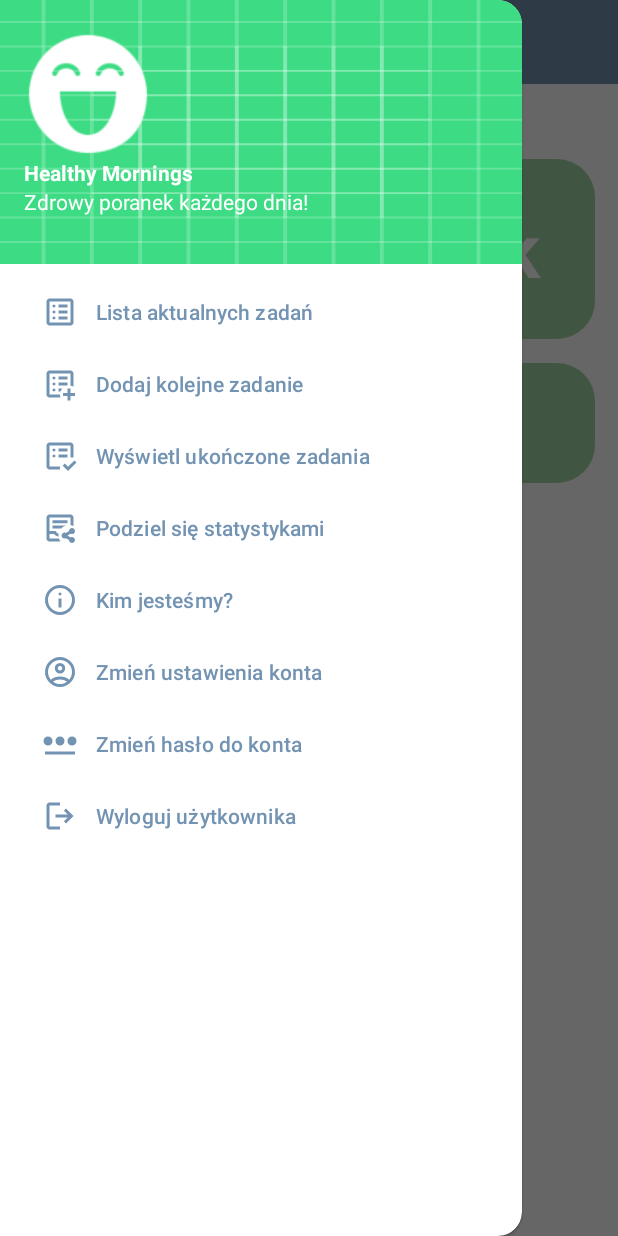
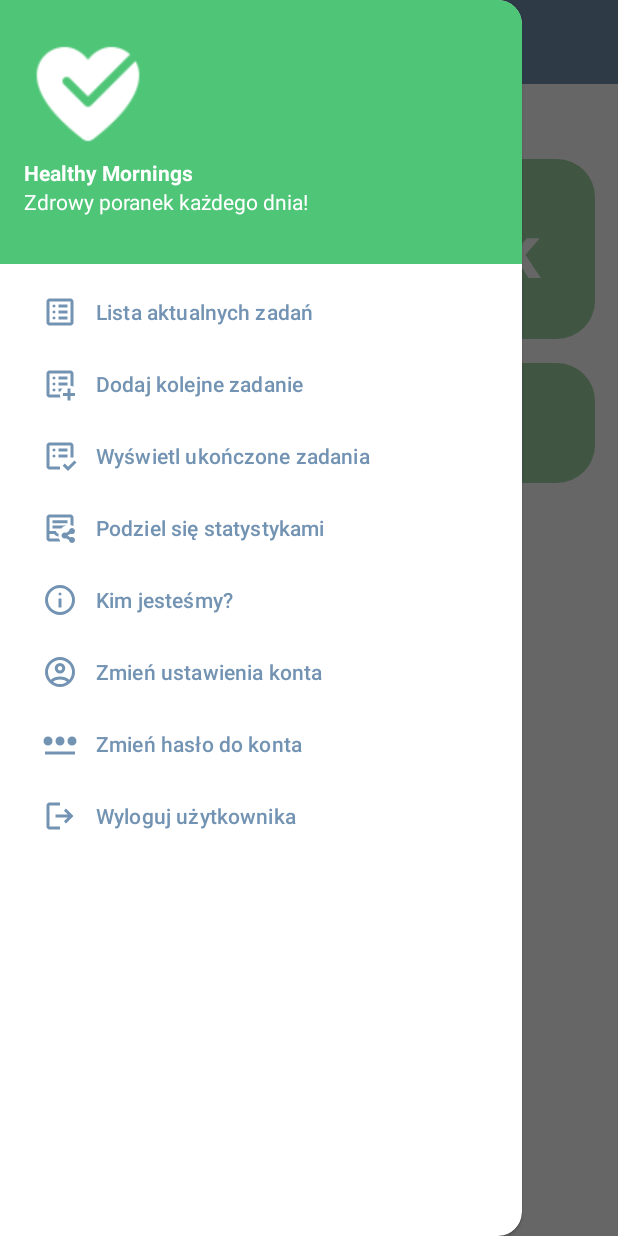
Before and after one commit to 38039/Healthy-Mornings-Android, an Android app: the TaskListFragment screen opened directly, with no data from a screen before it, with the side drawer open, on a phone screen of 412 x 824 dp. Run offline under Robolectric (Android 15) with nearby library versions, the phone set to English and light mode, and no system bars.

Commit message:
zmiana na jezyk polski

```diff
--- a/app/src/main/res/layout/activity_gratulation.xml
+++ b/app/src/main/res/layout/activity_gratulation.xml
@@ -18,7 +18,7 @@
             android:id="@+id/wd"
             android:layout_width="wrap_content"
             android:layout_height="wrap_content"
-            android:text="Well Done!"
+            android:text="ŚWIETNIE!"
             android:textColor="@color/words"
             android:textSize="50sp"
             android:textStyle="bold"
@@ -32,7 +32,7 @@
             android:id="@+id/kg"
             android:layout_width="wrap_content"
             android:layout_height="wrap_content"
-            android:text="Keep Going!"
+            android:text="Tak trzymaj!"
             android:textColor="@color/words"
             android:textSize="40sp"
             android:textStyle="bold"
--- a/app/src/main/res/layout/activity_login.xml
+++ b/app/src/main/res/layout/activity_login.xml
@@ -64,7 +64,7 @@
             <TextView
                 android:layout_width="wrap_content"
                 android:layout_height="wrap_content"
-                android:text="Password"
+                android:text="Hasło"
                 android:textColor="@color/words"
                 android:textSize="18sp"
                 android:textStyle="bold" />
@@ -89,7 +89,7 @@
                 android:layout_marginBottom="16dp"
                 android:backgroundTint="@color/button"
                 android:onClick="onLoginButtonClick"
-                android:text="Login"
+                android:text="Zaloguj"
                 android:textColor="@color/words"
                 android:textSize="18sp"
                 android:textStyle="bold" />
@@ -100,7 +100,7 @@
                 android:layout_height="50dp"
                 android:backgroundTint="@color/object"
                 android:onClick="goToRegisterActivity"
-                android:text="Register"
+                android:text="Rejestruj"
                 android:textColor="@color/words"
                 android:textSize="18sp"
                 android:textStyle="bold" />
--- a/app/src/main/res/layout/activity_password_edit.xml
+++ b/app/src/main/res/layout/activity_password_edit.xml
@@ -37,8 +37,10 @@
         android:id="@+id/changePasswordButton"
         android:layout_width="341dp"
         android:layout_height="69dp"
+        android:backgroundTint="@color/button"
+        android:onClick="onChangePasswordButtonClick"
         android:text="Zapisz zmiany"
-        android:onClick="onChangePasswordButtonClick"
+        android:textStyle="bold"
         app:layout_constraintBottom_toBottomOf="parent"
         app:layout_constraintEnd_toEndOf="parent"
         app:layout_constraintStart_toStartOf="parent"
--- a/app/src/main/res/layout/nav_header.xml
+++ b/app/src/main/res/layout/nav_header.xml
@@ -1,19 +1,18 @@
 <?xml version="1.0" encoding="utf-8"?>
-<LinearLayout
-    xmlns:android="http://schemas.android.com/apk/res/android"
-    android:orientation="vertical"
+<LinearLayout xmlns:android="http://schemas.android.com/apk/res/android"
     android:layout_width="match_parent"
     android:layout_height="176dp"
+    android:background="@color/green"
     android:gravity="bottom"
+    android:orientation="vertical"
     android:padding="16dp"
-    android:background="@drawable/ic_launcher_background"
     android:theme="@style/Theme.NavigationDrawerMenu"> <!-- Umieść tutaj banner -->
 
     <!-- W przyszłych wersjach można podmienić ikonę aplikacji na avatar użytkownika pobierany z bazy -->
     <ImageView
         android:layout_width="85dp"
         android:layout_height="85dp"
-        android:src="@drawable/smile" /> <!-- Umieść tutaj logo aplikacji -->
+        android:src="@drawable/logo" /> <!-- Umieść tutaj logo aplikacji -->
 
     <!-- Analogicznie sprawa wygląda z nazwą aplikacji na imię i nazwisko użytkownika-->
     <TextView
@@ -27,9 +26,9 @@
     <TextView
         android:layout_width="wrap_content"
         android:layout_height="wrap_content"
+        android:layout_marginBottom="16dp"
         android:text="@string/nav_description"
         android:textColor="@color/white"
-        android:textSize="14sp"
-        android:layout_marginBottom="16dp" />
+        android:textSize="14sp" />
 
 </LinearLayout>
```
Also changed, not shown: app/src/main/res/layout/activity_register.xml (+14 -14 lines), app/src/main/res/layout/activity_task_add.xml (+5 -5 lines), app/src/main/res/layout/activity_task_list.xml (+0 -10 lines), app/src/main/res/layout/activity_task_todo.xml (+6 -6 lines), app/src/main/res/layout/activity_user_account_edit.xml (+5 -5 lines).
